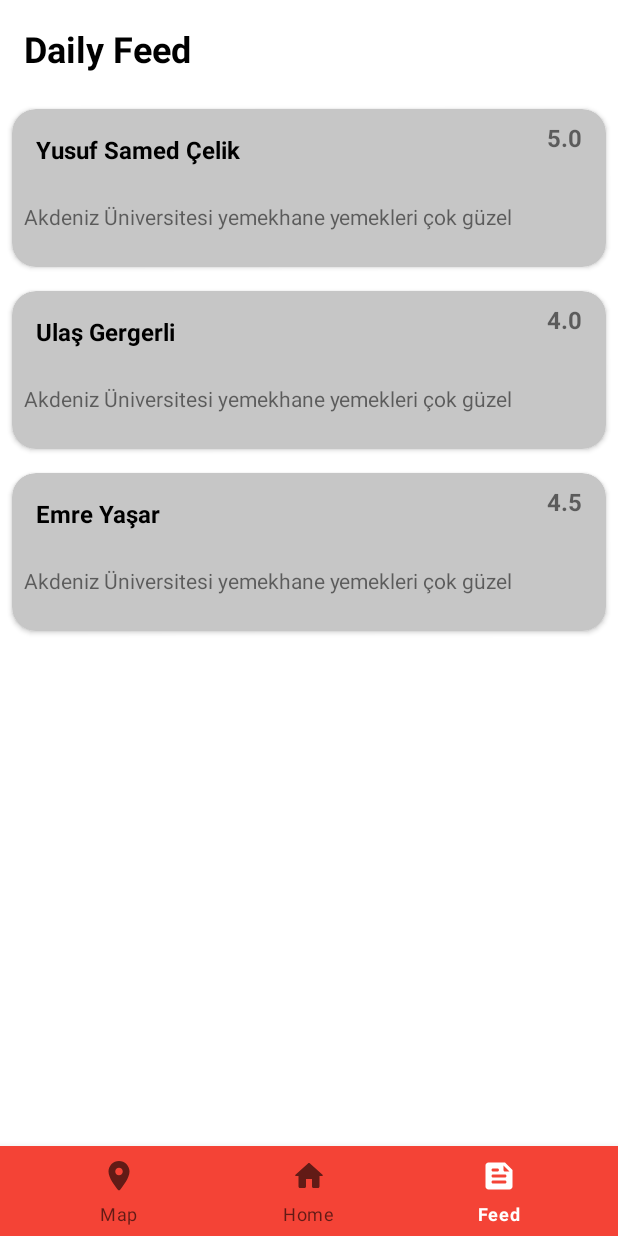
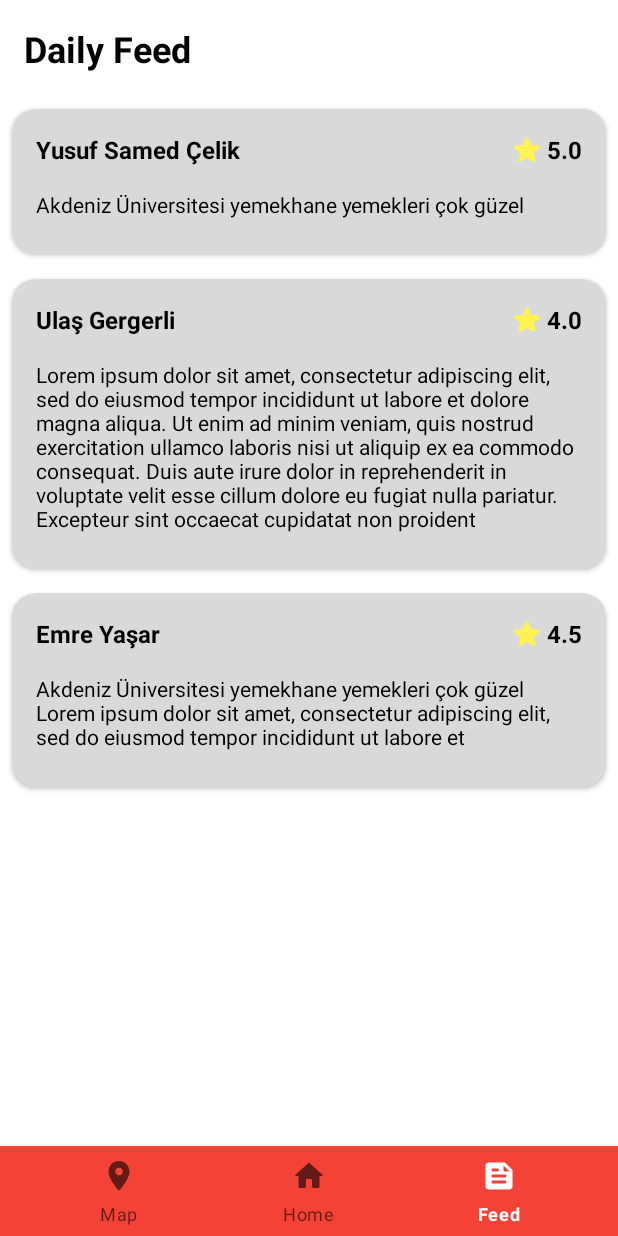
Before and after one commit to yuciferr/AkdenizYemekhaneApp, an Android app: the FeedFragment screen opened through its navigation route, on a phone screen of 412 x 824 dp. Run offline under Robolectric (Android 15) with nearby library versions, the phone set to English and light mode, and no system bars; our stand-ins replace navigation-ui.

Commit message:
Feed recycler adapter set up

```diff
--- a/app/src/main/java/com/example/akdenizyemekhaneapp/ui/feed/FeedFragment.kt
+++ b/app/src/main/java/com/example/akdenizyemekhaneapp/ui/feed/FeedFragment.kt
@@ -30,8 +30,8 @@ class FeedFragment : Fragment() {
         binding.feedRecyclerView.setHasFixedSize(true)
         feedList = listOf(
             Feed("Yusuf Samed Çelik", "Akdeniz Üniversitesi yemekhane yemekleri çok güzel", "5.0"),
-            Feed("Ulaş Gergerli", "Akdeniz Üniversitesi yemekhane yemekleri çok güzel", "4.0"),
-            Feed("Emre Yaşar", "Akdeniz Üniversitesi yemekhane yemekleri çok güzel", "4.5")
+            Feed("Ulaş Gergerli", "Lorem ipsum dolor sit amet, consectetur adipiscing elit, sed do eiusmod tempor incididunt ut labore et dolore magna aliqua. Ut enim ad minim veniam, quis nostrud exercitation ullamco laboris nisi ut aliquip ex ea commodo consequat. Duis aute irure dolor in reprehenderit in voluptate velit esse cillum dolore eu fugiat nulla pariatur. Excepteur sint occaecat cupidatat non proident", "4.0"),
+            Feed("Emre Yaşar", "Akdeniz Üniversitesi yemekhane yemekleri çok güzel Lorem ipsum dolor sit amet, consectetur adipiscing elit, sed do eiusmod tempor incididunt ut labore et ", "4.5")
         )
 
         feedRecyclerAdapter = FeedRecyclerAdapter(feedList)
--- /dev/null
+++ b/app/src/main/res/drawable/ic_red_round_close_24.xml
@@ -0,0 +1,5 @@
+<vector android:height="24dp" android:tint="#FF5252"
+    android:viewportHeight="24" android:viewportWidth="24"
+    android:width="24dp" xmlns:android="http://schemas.android.com/apk/res/android">
+    <path android:fillColor="@android:color/white" android:pathData="M18.3,5.71c-0.39,-0.39 -1.02,-0.39 -1.41,0L12,10.59 7.11,5.7c-0.39,-0.39 -1.02,-0.39 -1.41,0 -0.39,0.39 -0.39,1.02 0,1.41L10.59,12 5.7,16.89c-0.39,0.39 -0.39,1.02 0,1.41 0.39,0.39 1.02,0.39 1.41,0L12,13.41l4.89,4.89c0.39,0.39 1.02,0.39 1.41,0 0.39,-0.39 0.39,-1.02 0,-1.41L13.41,12l4.89,-4.89c0.38,-0.38 0.38,-1.02 0,-1.4z"/>
+</vector>
--- /dev/null
+++ b/app/src/main/res/drawable/ic_round_check_24.xml
@@ -0,0 +1,5 @@
+<vector android:height="24dp" android:tint="#51EA8D"
+    android:viewportHeight="24" android:viewportWidth="24"
+    android:width="24dp" xmlns:android="http://schemas.android.com/apk/res/android">
+    <path android:fillColor="@android:color/white" android:pathData="M9,16.17L5.53,12.7c-0.39,-0.39 -1.02,-0.39 -1.41,0 -0.39,0.39 -0.39,1.02 0,1.41l4.18,4.18c0.39,0.39 1.02,0.39 1.41,0L20.29,7.71c0.39,-0.39 0.39,-1.02 0,-1.41 -0.39,-0.39 -1.02,-0.39 -1.41,0L9,16.17z"/>
+</vector>
--- /dev/null
+++ b/app/src/main/res/drawable/ic_round_star_24.xml
@@ -0,0 +1,5 @@
+<vector android:height="24dp" android:tint="#FFF352"
+    android:viewportHeight="24" android:viewportWidth="24"
+    android:width="24dp" xmlns:android="http://schemas.android.com/apk/res/android">
+    <path android:fillColor="@android:color/white" android:pathData="M12,17.27l4.15,2.51c0.76,0.46 1.69,-0.22 1.49,-1.08l-1.1,-4.72l3.67,-3.18c0.67,-0.58 0.31,-1.68 -0.57,-1.75l-4.83,-0.41l-1.89,-4.46c-0.34,-0.81 -1.5,-0.81 -1.84,0L9.19,8.63L4.36,9.04c-0.88,0.07 -1.24,1.17 -0.57,1.75l3.67,3.18l-1.1,4.72c-0.2,0.86 0.73,1.54 1.49,1.08L12,17.27z"/>
+</vector>
--- a/app/src/main/res/layout/rv_feed_item.xml
+++ b/app/src/main/res/layout/rv_feed_item.xml
@@ -5,7 +5,7 @@
     android:layout_width="match_parent"
     android:layout_height="wrap_content"
     android:layout_margin="8dp"
-    android:backgroundTint="#C6C6C6"
+    android:backgroundTint="@color/grey"
     app:cardCornerRadius="16dp">
 
     <androidx.constraintlayout.widget.ConstraintLayout
@@ -27,13 +27,16 @@
 
         <TextView
             android:id="@+id/feedComment"
-            android:layout_width="wrap_content"
+            android:layout_width="0dp"
             android:layout_height="wrap_content"
-            android:layout_marginStart="8dp"
-            android:layout_marginTop="24dp"
+            android:layout_marginStart="16dp"
+            android:layout_marginTop="16dp"
+            android:layout_marginEnd="16dp"
             android:layout_marginBottom="24dp"
             android:text="Lorem ipsum dolor sit amet, consec"
+            android:textColor="@color/black"
             app:layout_constraintBottom_toBottomOf="parent"
+            app:layout_constraintEnd_toEndOf="parent"
             app:layout_constraintStart_toStartOf="parent"
             app:layout_constraintTop_toBottomOf="@+id/feedTitle" />
 
@@ -41,13 +44,24 @@
             android:id="@+id/feedRate"
             android:layout_width="wrap_content"
             android:layout_height="wrap_content"
-            android:layout_marginTop="8dp"
+            android:layout_marginTop="16dp"
             android:layout_marginEnd="16dp"
             android:text="4.0"
+            android:textColor="@color/black"
             android:textSize="16sp"
             android:textStyle="bold"
             app:layout_constraintEnd_toEndOf="parent"
             app:layout_constraintTop_toTopOf="parent" />
+
+        <ImageView
+            android:id="@+id/imageView"
+            android:layout_width="wrap_content"
+            android:layout_height="wrap_content"
+            android:layout_marginEnd="1dp"
+            app:layout_constraintBottom_toBottomOf="@+id/feedRate"
+            app:layout_constraintEnd_toStartOf="@+id/feedRate"
+            app:layout_constraintTop_toTopOf="@+id/feedRate"
+            app:srcCompat="@drawable/ic_round_star_24" />
     </androidx.constraintlayout.widget.ConstraintLayout>
 
 </androidx.cardview.widget.CardView>
```
